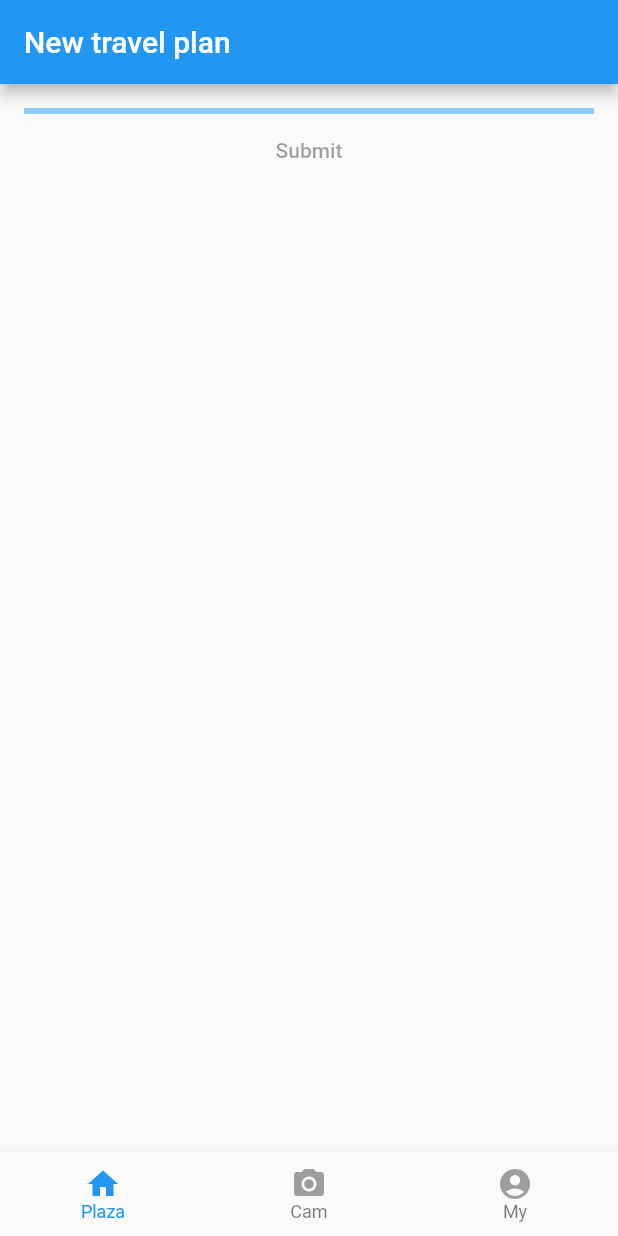
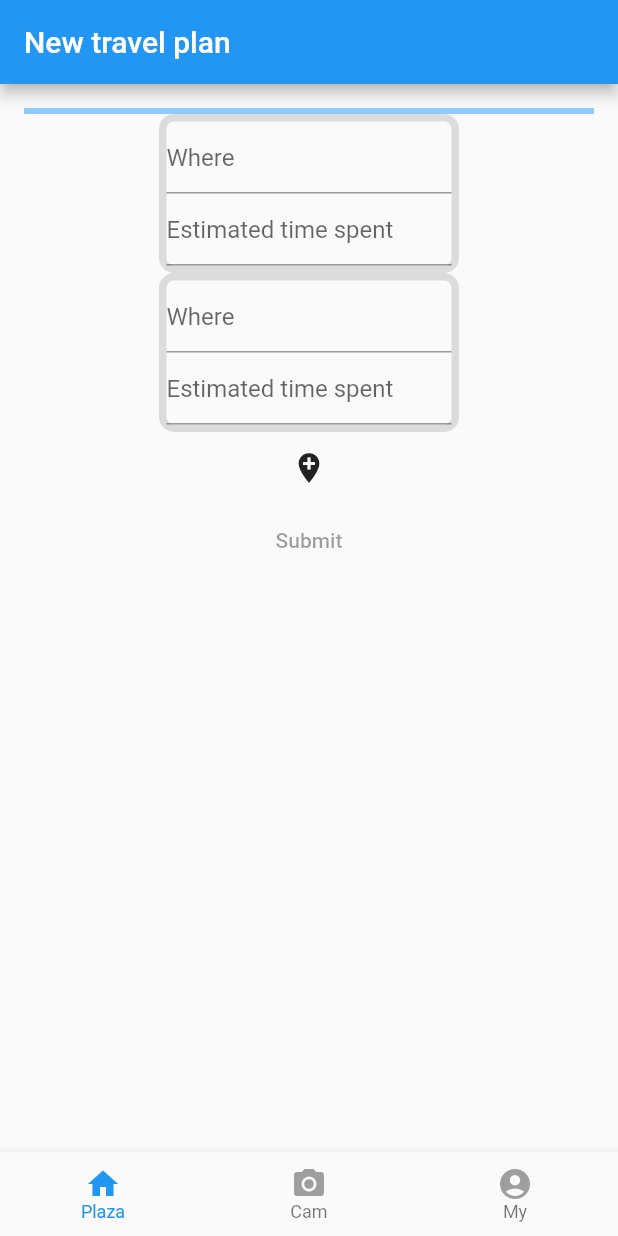
Before and after one commit to Shimmer93/HackUST_Traveling, a Flutter app: the screen it shows after launch, on a phone screen of 412 x 824 dp. Run offline on Flutter 3.47's test engine with Material 2 defaults, Android fonts, the light colour scheme and no system bars; our stand-ins replace fluttertoast, image_picker, package_info; missing offline and left inert: flutter_splash_screen, flutter_web_image_picker.

Commit message:
preliminary spots block

```diff
--- a/lib/Pages/create_new_travel.dart
+++ b/lib/Pages/create_new_travel.dart
@@ -4,30 +4,43 @@ import 'package:flutter/material.dart';
 import 'package:flutter_web_image_picker/flutter_web_image_picker.dart';
 import 'package:image_picker/image_picker.dart';
 
-class NewTravelPlanScreen extends StatelessWidget {
+class _SpotState extends State<Spot> {
+  final position = TextEditingController();
+  final time = TextEditingController();
+  Image img;
+
   @override
   Widget build(BuildContext context) {
-    return Scaffold(
-        appBar: AppBar(
-          title: Text("New travel plan"),
+    // return Text('Destination: ', style: Theme.of(context).textTheme.bodyText1);
+    return Container(
+        width: 200,
+        decoration: BoxDecoration(
+          border: Border.all(
+            color: Colors.black12,
+            width: 5,
+          ),
+          borderRadius: BorderRadius.circular(10),
         ),
-        body: Padding(
-          padding: EdgeInsets.all(16.0),
-          child: TravelPlanForm(),
-        ));
+        child: Column(children: [
+          TextFormField(
+              controller: position,
+              decoration: InputDecoration(hintText: 'Where')),
+          TextFormField(
+              controller: time,
+              decoration: InputDecoration(hintText: 'Estimated time spent')),
+        ]));
   }
 }
 
-class TravelPlanForm extends StatefulWidget {
-  @override
-  _TravelPlanFormState createState() => _TravelPlanFormState();
-}
+class _TravelPlanFormState extends State<TravelPlanForm> {
+  final spots = [];
 
-class _TravelPlanFormState extends State<TravelPlanForm> {
   // var texts = Map();
 
   void initState() {
     super.initState();
+    spots.add(Spot());
+    spots.add(Spot());
   }
 
   // double _formProgress = 0;
@@ -48,6 +61,13 @@ class _TravelPlanFormState extends State<TravelPlanForm> {
   var position = TextEditingController();
 
   double _formProgress = 0;
+
+  void _addNewSpot() {
+    setState(() {
+      spots.add(Spot());
+    });
+  }
+
   @override
   Widget build(BuildContext context) {
     return Form(
@@ -55,6 +75,8 @@ class _TravelPlanFormState extends State<TravelPlanForm> {
         mainAxisSize: MainAxisSize.min,
         children: [
           LinearProgressIndicator(value: _formProgress),
+          ...spots,
+          IconButton(icon: Icon(Icons.add_location), onPressed: _addNewSpot),
           TextButton(
             style: ButtonStyle(
               foregroundColor: MaterialStateProperty.resolveWith(
@@ -83,16 +105,53 @@ class _TravelPlanFormState extends State<TravelPlanForm> {
   }
 }
 
-class AnimatedProgressIndicator extends StatefulWidget {
-  final double value;
+class _ImagePickAndShowerState extends State<ImagePickAndShower> {
+  Image image;
 
-  AnimatedProgressIndicator({
-    @required this.value,
-  });
+  _pickImage() async {
+    Image img;
+    if (kIsWeb) {
+      img = await FlutterWebImagePicker.getImage;
+    } else {
+      PickedFile pickedFile = await ImagePicker().getImage(
+        source: ImageSource.gallery,
+        maxWidth: 64,
+        maxHeight: 64,
+      );
+      img = Image.file(
+        File(pickedFile.path),
+      );
+    }
+
+    if (img != null) {
+      setState(() {
+        image = img;
+      });
+    }
+  }
 
   @override
-  State<StatefulWidget> createState() {
-    return _AnimatedProgressIndicatorState();
+  Widget build(BuildContext context) {
+    return image != null
+        ? image
+        : TextButton(
+            style: ButtonStyle(
+              foregroundColor:
+                  MaterialStateColor.resolveWith((Set<MaterialState> states) {
+                return states.contains(MaterialState.disabled)
+                    ? null
+                    : Colors.white;
+              }),
+              backgroundColor:
+                  MaterialStateColor.resolveWith((Set<MaterialState> states) {
+                return states.contains(MaterialState.disabled)
+                    ? null
+                    : Colors.blue;
+              }),
+            ),
+            onPressed: _pickImage,
+            child: Text('Pick Image'),
+          );
   }
 }
 
@@ -145,13 +204,44 @@ class _AnimatedProgressIndicatorState extends State<AnimatedProgressIndicator>
   }
 }
 
-class WelcomeScreen extends StatelessWidget {
+class NewTravelPlanScreen extends StatelessWidget {
   @override
   Widget build(BuildContext context) {
     return Scaffold(
-      body: Center(
-        child: Text('Welcome!', style: Theme.of(context).textTheme.headline2),
-      ),
-    );
+        appBar: AppBar(
+          title: Text("New travel plan"),
+        ),
+        body: Padding(
+          padding: EdgeInsets.all(16.0),
+          child: TravelPlanForm(),
+        ));
   }
 }
+
+class TravelPlanForm extends StatefulWidget {
+  @override
+  _TravelPlanFormState createState() => _TravelPlanFormState();
+}
+
+class Spot extends StatefulWidget {
+  @override
+  _SpotState createState() => _SpotState();
+}
+
+class ImagePickAndShower extends StatefulWidget {
+  @override
+  _ImagePickAndShowerState createState() => _ImagePickAndShowerState();
+}
+
+class AnimatedProgressIndicator extends StatefulWidget {
+  final double value;
+
+  AnimatedProgressIndicator({
+    @required this.value,
+  });
+
+  @override
+  State<StatefulWidget> createState() {
+    return _AnimatedProgressIndicatorState();
+  }
+}
```
